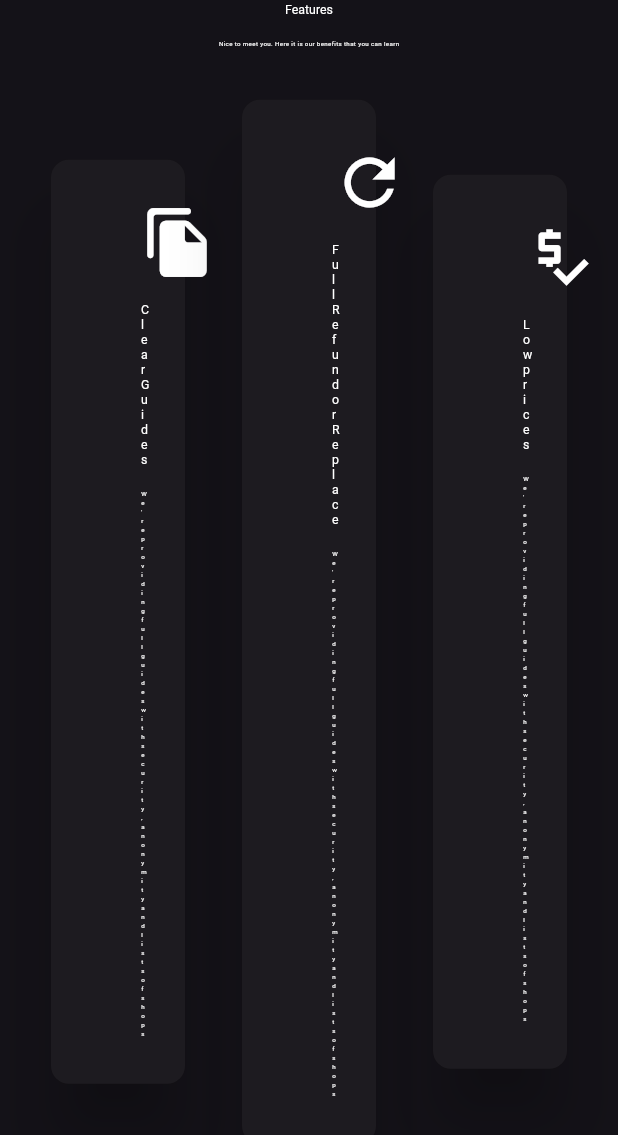
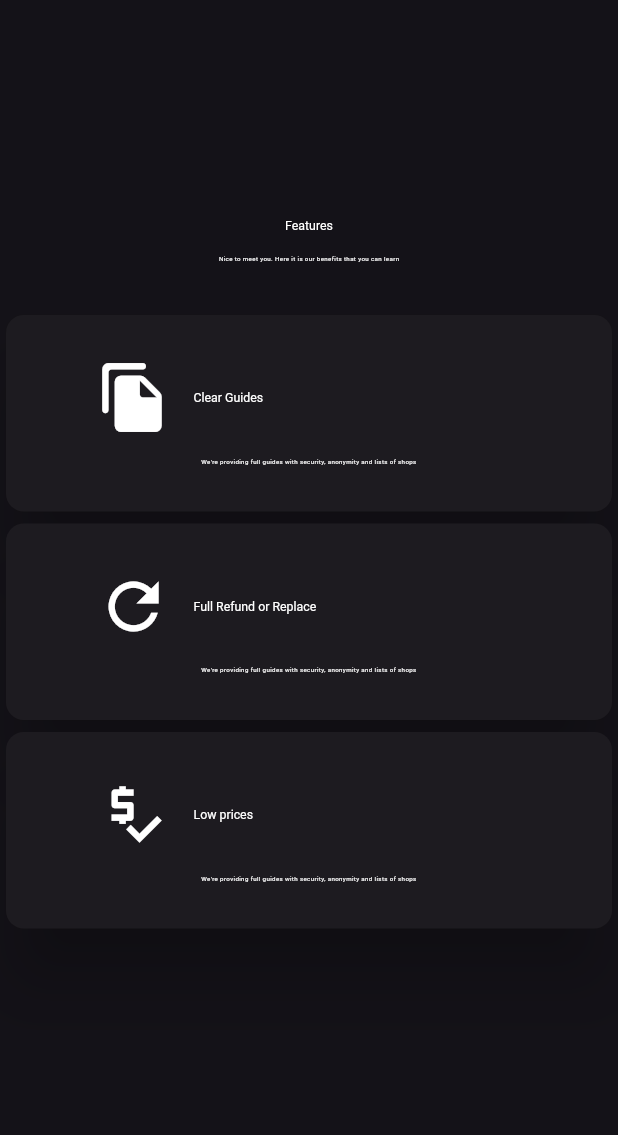
Before and after one commit to Teoneag/shop_layout_2, a Flutter app: the FeaturesPage widget shown alone on an empty page, opened directly, on a phone screen of 412 x 824 dp. Shown: the top 1135 px of the screen. Run offline on Flutter 3.47's test engine with Material 3 defaults, Android fonts, the light colour scheme and no system bars; our stand-ins replace email_validator, qr_flutter.

Commit message:
card-resize-step-17

```diff
--- a/lib/pages/features_page.dart
+++ b/lib/pages/features_page.dart
@@ -17,31 +17,54 @@ class FeaturesPage extends StatelessWidget {
             'Nice to meet you. Here it is our benefits that you can learn',
           ),
           const SizedBox(height: 30),
-          const Row(
-            children: [
-              SizedBox(width: 30),
-              CardFeatures(
-                Icons.file_copy_rounded,
-                'Clear Guides',
-                "We're providing full guides with security, anonymity and lists of shops",
-              ),
-              SizedBox(width: 30),
-              CardFeatures(
-                Icons.refresh,
-                'Full Refund or Replace',
-                "We're providing full guides with security, anonymity and lists of shops",
-              ),
-              SizedBox(width: 30),
-              CardFeatures(
-                Icons.price_check,
-                'Low prices',
-                "We're providing full guides with security, anonymity and lists of shops",
-              ),
-              SizedBox(width: 30),
-            ],
-          ),
+          LayoutBuilder(
+              builder: (BuildContext ctx, BoxConstraints constraints) {
+            if (constraints.maxWidth > 600) {
+              return Row(
+                children: [
+                  const SizedBox(width: 30),
+                  card1(),
+                  const SizedBox(width: 30),
+                  card2(),
+                  const SizedBox(width: 30),
+                  card3(),
+                  const SizedBox(width: 30),
+                ],
+              );
+            } else {
+              return Column(
+                mainAxisAlignment: MainAxisAlignment.spaceAround,
+                children: [
+                  card1(isSmall: true),
+                  card2(isSmall: true),
+                  card3(isSmall: true),
+                ],
+              );
+            }
+          }),
         ],
       ),
     );
   }
 }
+
+Widget card1({bool isSmall = false}) => CardFeatures(
+      Icons.file_copy_rounded,
+      'Clear Guides',
+      "We're providing full guides with security, anonymity and lists of shops",
+      isSmall: isSmall,
+    );
+
+Widget card2({bool isSmall = false}) => CardFeatures(
+      Icons.refresh,
+      'Full Refund or Replace',
+      "We're providing full guides with security, anonymity and lists of shops",
+      isSmall: isSmall,
+    );
+
+Widget card3({bool isSmall = false}) => CardFeatures(
+      Icons.price_check,
+      'Low prices',
+      "We're providing full guides with security, anonymity and lists of shops",
+      isSmall: isSmall,
+    );
--- a/lib/pages/home_page.dart
+++ b/lib/pages/home_page.dart
@@ -1,5 +1,5 @@
 import 'package:flutter/material.dart';
-import 'package:shop_layout_2/widgets/button_test_widget.dart';
+import '/widgets/button_test_widget.dart';
 import '/utils/global_vars.dart';
 import '/utils/routes.dart';
 import '/widgets/card_widget.dart';
@@ -12,10 +12,34 @@ class HomePage extends StatelessWidget {
   @override
   Widget build(BuildContext context) {
     return PageWidget(
-      Row(
+        LayoutBuilder(builder: (BuildContext ctx, BoxConstraints constraints) {
+      if (constraints.maxWidth > 600) {
+        return const Row(
           mainAxisAlignment: MainAxisAlignment.spaceAround,
           children: [
-          Column(
+            WelcomeWidget(),
+            PopularWidget(),
+          ],
+        );
+      } else {
+        return const Column(
+          mainAxisAlignment: MainAxisAlignment.spaceAround,
+          children: [
+            WelcomeWidget(),
+            PopularWidget(),
+          ],
+        );
+      }
+    }));
+  }
+}
+
+class WelcomeWidget extends StatelessWidget {
+  const WelcomeWidget({super.key});
+
+  @override
+  Widget build(BuildContext context) {
+    return Column(
       crossAxisAlignment: CrossAxisAlignment.start,
       mainAxisAlignment: MainAxisAlignment.center,
       children: [
@@ -31,8 +55,16 @@ class HomePage extends StatelessWidget {
         const SizedBox(height: 15),
         ...homeBenefits.map((e) => cardCheck(e)).toList(),
       ],
-          ),
-          cardGeneral(
+    );
+  }
+}
+
+class PopularWidget extends StatelessWidget {
+  const PopularWidget({super.key});
+
+  @override
+  Widget build(BuildContext context) {
+    return cardGeneral(
       child: IntrinsicHeight(
         child: Column(
           children: [
@@ -69,9 +101,6 @@ class HomePage extends StatelessWidget {
           ],
         ),
       ),
-          ),
-        ],
-      ),
     );
   }
 }
--- a/lib/screens/buy_digital_screen.dart
+++ b/lib/screens/buy_digital_screen.dart
@@ -18,7 +18,6 @@ class BuyDigitalScreen extends StatefulWidget {
 
 class _BuyDigitalScreenState extends State<BuyDigitalScreen> {
   final _formKey = GlobalKey<FormState>();
-  // final _regionI = IntW(0);
   final _emailC = TextEditingController(text: purchaseM.email.v);
   final _promoC = TextEditingController(text: purchaseM.promo.v);
 
--- a/lib/utils/theme.dart
+++ b/lib/utils/theme.dart
@@ -13,7 +13,6 @@ ThemeData theme1(BuildContext context) {
   Color primaryColor = Colors.white;
 
   return ThemeData.dark().copyWith(
-    useMaterial3: true,
     primaryColor: Colors.white,
     inputDecorationTheme: InputDecorationTheme(
       errorStyle: Theme.of(context).textTheme.bodyMedium!.copyWith(
--- a/lib/widgets/card_widget.dart
+++ b/lib/widgets/card_widget.dart
@@ -21,13 +21,38 @@ class CardFeatures extends StatelessWidget {
   final IconData icon;
   final String title;
   final String description;
-  const CardFeatures(this.icon, this.title, this.description, {super.key});
+  final bool isSmall;
+  const CardFeatures(
+    this.icon,
+    this.title,
+    this.description, {
+    this.isSmall = false,
+    super.key,
+  });
 
   @override
   Widget build(BuildContext context) {
-    return Expanded(
-      child: cardGeneral(
+    return cardGeneral(
+      child: IntrinsicHeight(
         child: Column(
+          children: [
+            if (isSmall)
+              Row(
+                children: [
+                  Icon(
+                    icon,
+                    size: 50,
+                    color: Theme.of(context).primaryColor,
+                  ),
+                  const SizedBox(width: 15),
+                  Text(
+                    title,
+                    style: Theme.of(context).textTheme.titleLarge,
+                  )
+                ],
+              )
+            else
+              Column(
                 children: [
                   Icon(
                     icon,
@@ -38,6 +63,8 @@ class CardFeatures extends StatelessWidget {
                   Text(
                     title,
                     style: Theme.of(context).textTheme.titleLarge,
+                  )
+                ],
               ),
             const SizedBox(height: 15),
             Text(
```
Also changed, not shown: pubspec.lock, 1 other file. Lines whose indentation alone changed are shown as unchanged.
